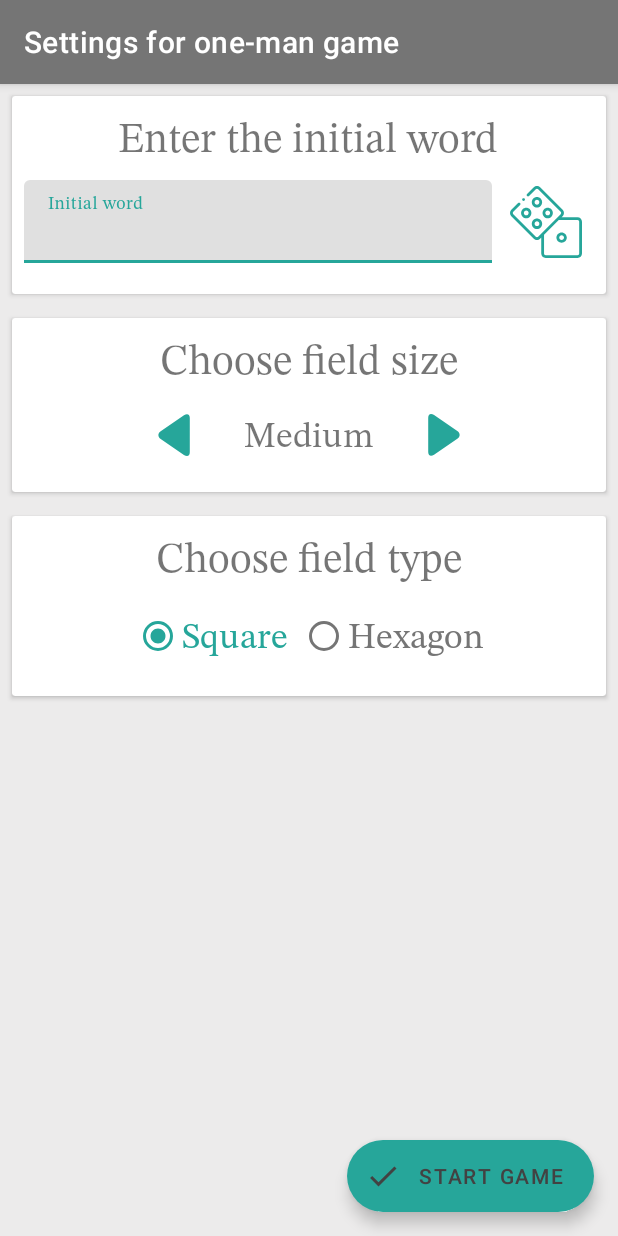
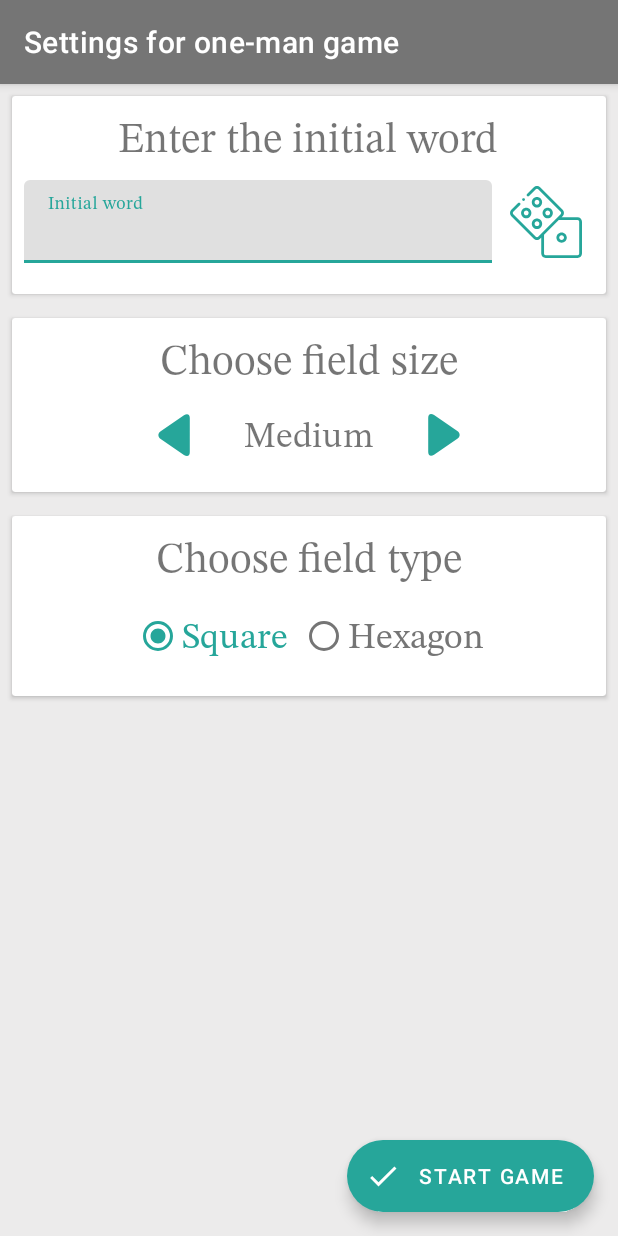
Before and after one commit to olegkuchura/BaldaGame, an Android app: the GameSettingsActivity screen opened directly, with no data from a screen before it, on a phone screen of 412 x 824 dp. Run offline under Robolectric (Android 15) with nearby library versions, the phone set to English and light mode, and no system bars; our stand-ins replace FlexboxLayout, data binding; libraries missing offline, so code that uses them is left out: net.yslibrary.android; 2 statements that could not run were skipped.

Commit message:
some ui changes for game setting screen

```diff
--- a/app/src/main/java/com/adlab/balda/activities/GameSettingsActivity.java
+++ b/app/src/main/java/com/adlab/balda/activities/GameSettingsActivity.java
@@ -128,12 +128,6 @@ public class GameSettingsActivity extends AppCompatActivity
         });
 
         mPresenter.start(gameType);
-    }
-
-    @Override
-    protected void onStart() {
-        super.onStart();
-        updateStartGameButtonState();
     }
 
     @Override
--- a/app/src/main/res/layout/activity_game_settings.xml
+++ b/app/src/main/res/layout/activity_game_settings.xml
@@ -117,6 +117,7 @@
                         android:layout_alignParentEnd="true"
                         android:layout_marginStart="0dp"
                         android:orientation="horizontal"
+                        android:overScrollMode="ifContentScrolls"
                         app:layoutManager="com.google.android.flexbox.FlexboxLayoutManager"
                         tools:itemCount="3"
                         tools:listitem="@layout/item_player" />
@@ -181,8 +182,8 @@
                         android:paddingTop="16dp"
                         android:paddingBottom="16dp"
                         android:rotation="180"
-                        android:tint="@color/enabled_color_selector"
                         android:background="?attr/selectableItemBackgroundBorderless"
+                        app:tint="@color/enabled_color_selector"
                         app:layout_constraintBottom_toBottomOf="@+id/tv_field_size_value"
                         app:layout_constraintEnd_toStartOf="@+id/tv_field_size_value"
                         app:layout_constraintHorizontal_bias="1.0"
@@ -196,8 +197,8 @@
                         android:layout_height="60dp"
                         android:paddingTop="16dp"
                         android:paddingBottom="16dp"
-                        android:tint="@color/enabled_color_selector"
                         android:background="?attr/selectableItemBackgroundBorderless"
+                        app:tint="@color/enabled_color_selector"
                         app:layout_constraintBottom_toBottomOf="@+id/tv_field_size_value"
                         app:layout_constraintEnd_toEndOf="parent"
                         app:layout_constraintHorizontal_bias="0.0"
@@ -326,15 +327,6 @@
                 tools:text="length of word must be 4 for this field"
                 tools:visibility="visible"/>
 
-<!--            <com.google.android.material.button.MaterialButton-->
-<!--                android:id="@+id/b_start_game"-->
-<!--                android:layout_width="match_parent"-->
-<!--                android:layout_height="wrap_content"-->
-<!--                android:layout_marginStart="8dp"-->
-<!--                android:layout_marginTop="0dp"-->
-<!--                android:layout_marginEnd="8dp"-->
-<!--                android:text="@string/start_game" />-->
-
         </LinearLayout>
 
     </androidx.core.widget.NestedScrollView>
@@ -347,8 +339,6 @@
             android:layout_gravity="bottom|end"
             android:contentDescription="@string/start_game"
             android:text="@string/start_game"
-            android:textColor="@color/colorPrimaryDark"
-            app:iconTint="@color/colorPrimaryDark"
             app:icon="@drawable/ic_confirm" />
 
     </androidx.coordinatorlayout.widget.CoordinatorLayout>
--- a/app/src/main/res/values/styles.xml
+++ b/app/src/main/res/values/styles.xml
@@ -7,6 +7,7 @@
         <item name="colorPrimary">@color/colorPrimary</item>
         <item name="colorPrimaryDark">@color/colorPrimaryDark</item>
         <item name="colorSecondary">@color/colorAccent</item>
+        <item name="colorOnSecondary">@color/white</item>
         <item name="colorError">@color/colorError</item>
         <item name="materialButtonStyle">@style/MyButtonStyle</item>
         <item name="editTextStyle">@style/MyEditTextStyle</item>
@@ -19,6 +20,7 @@
         <item name="colorPrimary">@color/colorPrimary</item>
         <item name="colorPrimaryDark">@color/colorPrimaryDark</item>
         <item name="colorSecondary">@color/colorAccent</item>
+        <item name="colorOnSecondary">@color/white</item>
         <item name="colorError">@color/colorError</item>
         <item name="materialButtonStyle">@style/MyButtonStyle</item>
         <item name="editTextStyle">@style/MyEditTextStyle</item>
```
